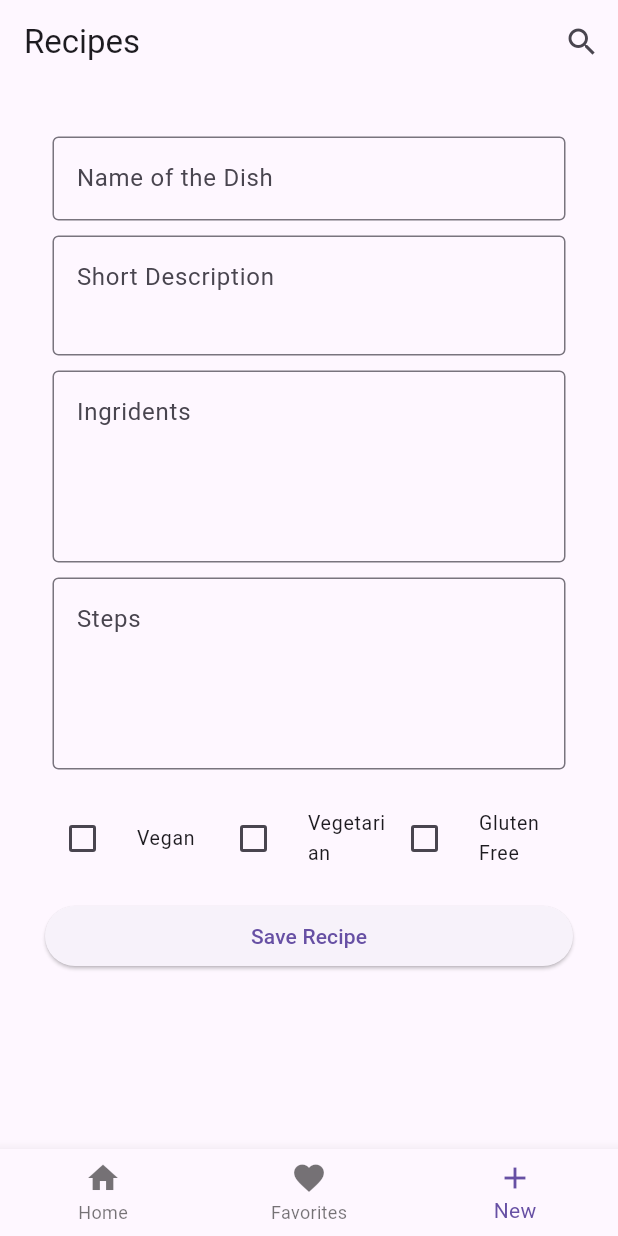
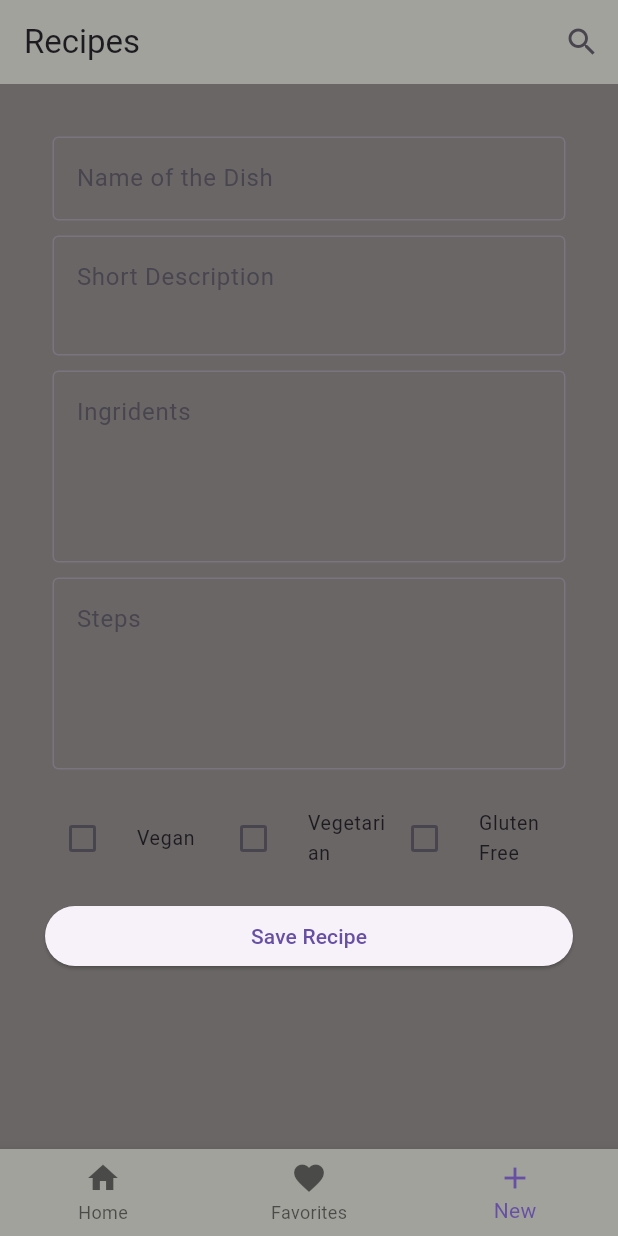
Before and after one commit to Slouna/reseptikirja, a Flutter app: the screen it shows after launch, item 3 of the bottom bar chosen, on a phone screen of 412 x 824 dp. Run offline on Flutter 3.47's test engine with Material 3 defaults, Android fonts, the phone set to English and light mode, and no system bars; drawn by our look-alikes of flutter_form_builder; our stand-ins replace form_builder_validators, get, hive_ce_flutter; accounts and stored records are empty.

Commit message:
color changes, still horrible

```diff
--- a/lib/widgets/main_page.dart
+++ b/lib/widgets/main_page.dart
@@ -52,7 +52,9 @@ class _MainPageState extends State<MainPage> {
 
 
     return Scaffold(
+      backgroundColor: const Color.fromARGB(255, 106, 102, 102),
       appBar: AppBar(
+        backgroundColor: Color.fromARGB(255, 162, 162, 157),
         title: Text("Recipes"),
         actions: [
           IconButton(
@@ -66,6 +68,7 @@ class _MainPageState extends State<MainPage> {
         children: [
           if (isDesktop)
             NavigationRail(
+              backgroundColor: Color.fromARGB(255, 162, 162, 157),
               selectedIndex: _selectedIndex,
               onDestinationSelected: changeScreen,
               destinations: const [
@@ -88,6 +91,7 @@ class _MainPageState extends State<MainPage> {
       ),
       bottomNavigationBar: !isDesktop
           ? BottomNavigationBar(
+            backgroundColor: Color.fromARGB(255, 162, 162, 157),
               currentIndex: _selectedIndex,
               onTap: changeScreen,
               items: const [
--- a/lib/widgets/recipe_card.dart
+++ b/lib/widgets/recipe_card.dart
@@ -18,6 +18,7 @@ class RecipeCard extends StatelessWidget {
   Widget build(BuildContext context) {
     final favoritesProvider = Provider.of<FavoritesProvider>(context);
     return Card(
+      color: const Color.fromARGB(255, 242, 249, 165),
       child: ExpandablePanel(
         header: Container(
           padding: EdgeInsets.all(5),
--- a/lib/widgets/recipe_screen.dart
+++ b/lib/widgets/recipe_screen.dart
@@ -18,7 +18,9 @@ class RecipeScreen extends StatelessWidget {
 
     //var recipeName = Get.parameters["recipeName"];
     return Scaffold(
+      backgroundColor: Color.fromARGB(255, 106, 102, 102),
       appBar: AppBar(
+        backgroundColor: Color.fromARGB(255, 162, 162, 157),
         title: Text(recipe.name!)),
       body:  Padding(
       padding: EdgeInsets.all(10),
```
